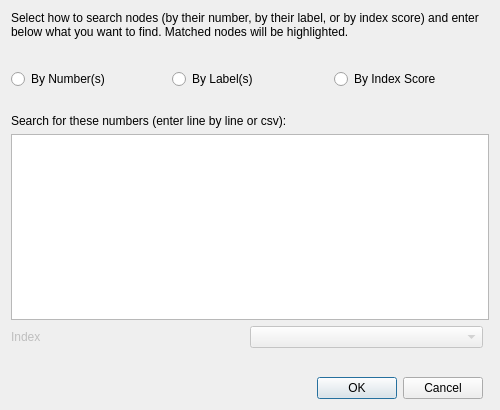
Before: the Qt Designer form src/forms/dialognodefind.ui in socnetv/app, drawn with Qt 5.
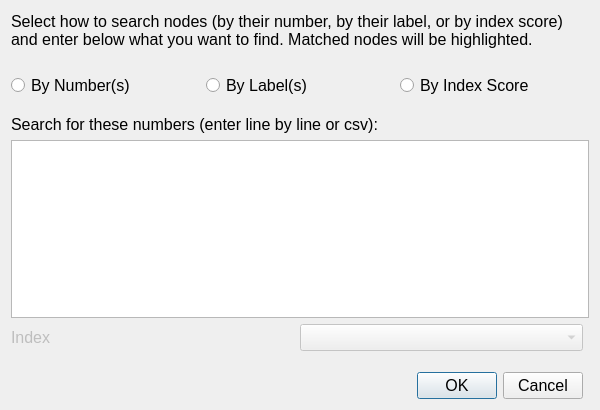
After: the same form once the commit is applied.

Commit message: changed all forms geometry and reset font-size to 12pt

```diff
--- a/src/forms/dialognodefind.ui
+++ b/src/forms/dialognodefind.ui
@@ -6,22 +6,27 @@
    <rect>
     <x>0</x>
     <y>0</y>
-    <width>500</width>
+    <width>600</width>
     <height>410</height>
    </rect>
   </property>
   <property name="minimumSize">
    <size>
-    <width>500</width>
+    <width>600</width>
     <height>410</height>
    </size>
   </property>
   <property name="maximumSize">
    <size>
-    <width>600</width>
+    <width>800</width>
     <height>600</height>
    </size>
   </property>
+  <property name="font">
+   <font>
+    <pointsize>12</pointsize>
+   </font>
+  </property>
   <property name="windowTitle">
    <string>Find nodes (and select them)</string>
   </property>
@@ -42,6 +47,7 @@
      </property>
      <property name="font">
       <font>
+       <pointsize>12</pointsize>
        <italic>false</italic>
       </font>
      </property>
@@ -120,7 +126,7 @@
      <property name="minimumSize">
       <size>
        <width>0</width>
-       <height>0</height>
+       <height>40</height>
       </size>
      </property>
      <property name="text">
```
The commit also changes 17 other files.
